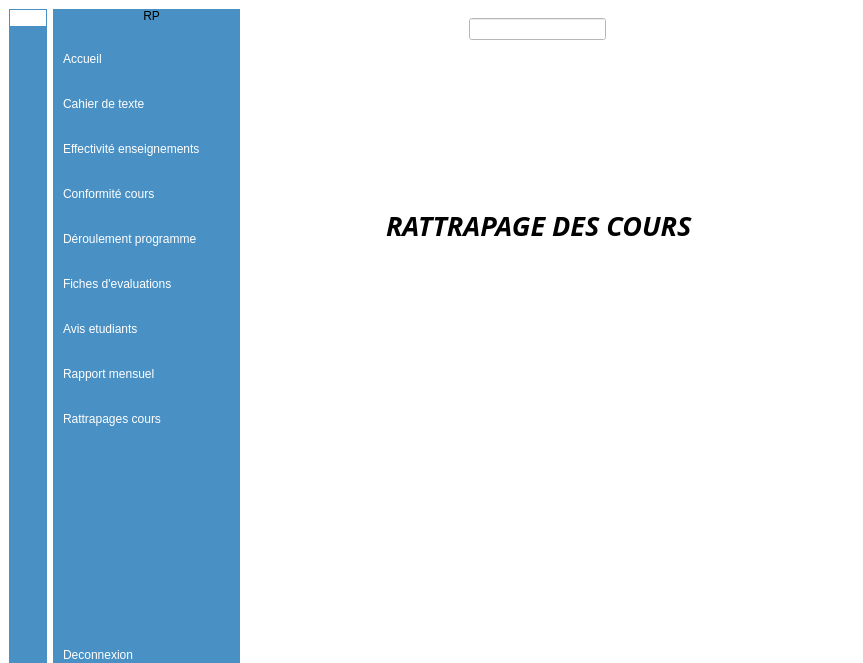
Above: accueil_RP.ui from yacinefalldiagne/EduOpps-backOffice before the change. Below: the same form after it.
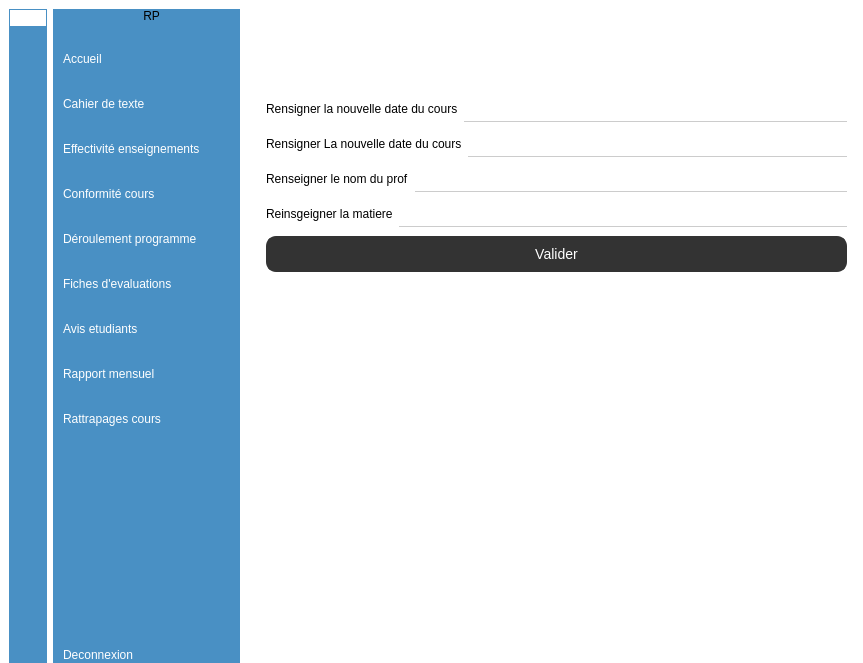
That is the form after the change. The open tabs and pages were chosen to show the change. Icons and pictures are not drawn.

Commit message: L'interface du RP

```diff
--- a/accueil_RP.ui
+++ b/accueil_RP.ui
@@ -599,41 +599,12 @@
          </property>
          <property name="sizeHint" stdset="0">
           <size>
-           <width>161</width>
+           <width>247</width>
            <height>20</height>
           </size>
          </property>
         </spacer>
        </item>
-       <item>
-        <layout class="QHBoxLayout" name="horizontalLayout_4">
-         <item>
-          <widget class="QLineEdit" name="lineEdit"/>
-         </item>
-         <item>
-          <widget class="QPushButton" name="pushButton_29">
-           <property name="styleSheet">
-            <string notr="true">	border:none;
-
-</string>
-           </property>
-           <property name="text">
-            <string/>
-           </property>
-           <property name="icon">
-            <iconset>
-             <normaloff>Images/loupe.png</normaloff>Images/loupe.png</iconset>
-           </property>
-           <property name="iconSize">
-            <size>
-             <width>20</width>
-             <height>20</height>
-            </size>
-           </property>
-          </widget>
-         </item>
-        </layout>
-       </item>
        <item>
         <spacer name="horizontalSpacer_2">
          <property name="orientation">
@@ -641,7 +612,7 @@
          </property>
          <property name="sizeHint" stdset="0">
           <size>
-           <width>161</width>
+           <width>246</width>
            <height>20</height>
           </size>
          </property>
@@ -1151,26 +1122,252 @@
        </widget>
       </widget>
       <widget class="QWidget" name="Rattrapagecours">
-       <widget class="QLabel" name="label_12">
+       <widget class="QWidget" name="widget_6" native="true">
         <property name="geometry">
          <rect>
-          <x>140</x>
-          <y>150</y>
-          <width>321</width>
-          <height>41</height>
+          <x>20</x>
+          <y>30</y>
+          <width>581</width>
+          <height>211</height>
          </rect>
         </property>
-        <property name="font">
-         <font>
-          <family>MS Gothic</family>
-          <pointsize>20</pointsize>
-          <italic>true</italic>
-          <bold>true</bold>
-         </font>
-        </property>
-        <property name="text">
-         <string>RATTRAPAGE DES COURS</string>
-        </property>
+        <widget class="QWidget" name="">
+         <property name="geometry">
+          <rect>
+           <x>0</x>
+           <y>10</y>
+           <width>581</width>
+           <height>185</height>
+          </rect>
+         </property>
+         <layout class="QVBoxLayout" name="verticalLayout_7">
+          <item>
+           <layout class="QHBoxLayout" name="horizontalLayout_25">
+            <item>
+             <widget class="QLabel" name="label_32">
+              <property name="text">
+               <string>Rensigner la nouvelle date du cours</string>
+              </property>
+             </widget>
+            </item>
+            <item>
+             <widget class="QLineEdit" name="lineEdit_17">
+              <property name="maximumSize">
+               <size>
+                <width>16777215</width>
+                <height>16777215</height>
+               </size>
+              </property>
+              <property name="baseSize">
+               <size>
+                <width>0</width>
+                <height>0</height>
+               </size>
+              </property>
+              <property name="styleSheet">
+               <string notr="true">/* Style de base pour le QLineEdit */
+QLineEdit {
+    background-color: transparent; /* Fond transparent */
+    border: none; /* Pas de bordure par défaut */
+    border-bottom: 1px solid #CCCCCC; /* Bordure en bas seulement */
+    padding: 2px; /* Espacement du texte à l'intérieur */
+    font-size: 16px; /* Taille de la police */
+    color: #333333; /* Couleur du texte */
+}
+
+/* Changement de style au survol */
+QLineEdit:hover {
+    border-bottom-color: #AAAAAA; /* Couleur de la bordure en bas au survol */
+}
+
+/* Changement de style lorsqu'il est actif/focus */
+QLineEdit:focus {
+    border-bottom-color: #007ACC; /* Couleur de la bordure en bas lorsqu'il est actif */
+}
+	
+</string>
+              </property>
+              <property name="readOnly">
+               <bool>false</bool>
+              </property>
+             </widget>
+            </item>
+           </layout>
+          </item>
+          <item>
+           <layout class="QHBoxLayout" name="horizontalLayout_20">
+            <item>
+             <widget class="QLabel" name="label_31">
+              <property name="text">
+               <string>Rensigner La nouvelle date du cours</string>
+              </property>
+             </widget>
+            </item>
+            <item>
+             <widget class="QLineEdit" name="lineEdit_16">
+              <property name="maximumSize">
+               <size>
+                <width>16777215</width>
+                <height>16777215</height>
+               </size>
+              </property>
+              <property name="baseSize">
+               <size>
+                <width>0</width>
+                <height>0</height>
+               </size>
+              </property>
+              <property name="styleSheet">
+               <string notr="true">/* Style de base pour le QLineEdit */
+QLineEdit {
+    background-color: transparent; /* Fond transparent */
+    border: none; /* Pas de bordure par défaut */
+    border-bottom: 1px solid #CCCCCC; /* Bordure en bas seulement */
+    padding: 2px; /* Espacement du texte à l'intérieur */
+    font-size: 16px; /* Taille de la police */
+    color: #333333; /* Couleur du texte */
+}
+
+/* Changement de style au survol */
+QLineEdit:hover {
+    border-bottom-color: #AAAAAA; /* Couleur de la bordure en bas au survol */
+}
+
+/* Changement de style lorsqu'il est actif/focus */
+QLineEdit:focus {
+    border-bottom-color: #007ACC; /* Couleur de la bordure en bas lorsqu'il est actif */
+}
+	</string>
+              </property>
+              <property name="readOnly">
+               <bool>false</bool>
+              </property>
+             </widget>
+            </item>
+           </layout>
+          </item>
+          <item>
+           <layout class="QHBoxLayout" name="horizontalLayout_18">
+            <item>
+             <widget class="QLabel" name="label_29">
+              <property name="text">
+               <string>Renseigner le nom du prof</string>
+              </property>
+             </widget>
+            </item>
+            <item>
+             <widget class="QLineEdit" name="lineEdit_14">
+              <property name="maximumSize">
+               <size>
+                <width>16777215</width>
+                <height>16777215</height>
+               </size>
+              </property>
+              <property name="baseSize">
+               <size>
+                <width>0</width>
+                <height>0</height>
+               </size>
+              </property>
+              <property name="styleSheet">
+               <string notr="true">/* Style de base pour le QLineEdit */
+QLineEdit {
+    background-color: transparent; /* Fond transparent */
+    border: none; /* Pas de bordure par défaut */
+    border-bottom: 1px solid #CCCCCC; /* Bordure en bas seulement */
+    padding: 2px; /* Espacement du texte à l'intérieur */
+    font-size: 16px; /* Taille de la police */
+    color: #333333; /* Couleur du texte */
+}
+
+/* Changement de style au survol */
+QLineEdit:hover {
+    border-bottom-color: #AAAAAA; /* Couleur de la bordure en bas au survol */
+}
+
+/* Changement de style lorsqu'il est actif/focus */
+QLineEdit:focus {
+    border-bottom-color: #007ACC; /* Couleur de la bordure en bas lorsqu'il est actif */
+}
+	</string>
+              </property>
+              <property name="readOnly">
+               <bool>false</bool>
+              </property>
+             </widget>
+            </item>
+           </layout>
+          </item>
+          <item>
+           <layout class="QHBoxLayout" name="horizontalLayout_19">
+            <item>
+             <widget class="QLabel" name="label_30">
+              <property name="text">
+               <string>Reinsgeigner la matiere</string>
+              </property>
+             </widget>
+            </item>
+            <item>
+             <widget class="QLineEdit" name="lineEdit_15">
+              <property name="styleSheet">
+               <string notr="true">/* Style de base pour le QLineEdit */
+QLineEdit {
+    background-color: transparent; /* Fond transparent */
+    border: none; /* Pas de bordure par défaut */
+    border-bottom: 1px solid #CCCCCC; /* Bordure en bas seulement */
+    padding: 2px; /* Espacement du texte à l'intérieur */
+    font-size: 16px; /* Taille de la police */
+    color: #333333; /* Couleur du texte */
+}
+
+/* Changement de style au survol */
+QLineEdit:hover {
+    border-bottom-color: #AAAAAA; /* Couleur de la bordure en bas au survol */
+}
+
+/* Changement de style lorsqu'il est actif/focus */
+QLineEdit:focus {
+    border-bottom-color: #007ACC; /* Couleur de la bordure en bas lorsqu'il est actif */
+}
+	</string>
+              </property>
+             </widget>
+            </item>
+           </layout>
+          </item>
+          <item>
+           <widget class="QPushButton" name="btn_rattrapage">
+            <property name="styleSheet">
+             <string notr="true">QPushButton {
+    background-color: #333333; 
+    color: #FFFFFF; 
+    border: 2px solid #333333; /* Bordure */
+    border-radius: 10px; 
+    padding: 8px 16px;
+    font-size: 14px; 
+}
+
+/* Changement de style au survol */
+QPushButton:hover {
+    background-color: #555555;
+    border-color: #555555; 
+}
+
+/* Changement de style lorsqu'on clique */
+QPushButton:pressed {
+    background-color: #222222; /* Couleur de fond lors du clic */
+    border-color: #222222; /* Bordure lors du clic */
+    color: #CCCCCC; /* Couleur du texte lors du clic */
+}
+</string>
+            </property>
+            <property name="text">
+             <string>Valider</string>
+            </property>
+           </widget>
+          </item>
+         </layout>
+        </widget>
        </widget>
       </widget>
      </widget>
@@ -1193,6 +1390,39 @@
     <string/>
    </property>
   </widget>
+  <widget class="QWidget" name="">
+   <property name="geometry">
+    <rect>
+     <x>0</x>
+     <y>0</y>
+     <width>2</width>
+     <height>2</height>
+    </rect>
+   </property>
+   <layout class="QHBoxLayout" name="horizontalLayout_17"/>
+  </widget>
+  <widget class="QWidget" name="">
+   <property name="geometry">
+    <rect>
+     <x>0</x>
+     <y>0</y>
+     <width>2</width>
+     <height>2</height>
+    </rect>
+   </property>
+   <layout class="QHBoxLayout" name="horizontalLayout_21"/>
+  </widget>
+  <widget class="QWidget" name="">
+   <property name="geometry">
+    <rect>
+     <x>0</x>
+     <y>0</y>
+     <width>2</width>
+     <height>2</height>
+    </rect>
+   </property>
+   <layout class="QHBoxLayout" name="horizontalLayout_23"/>
+  </widget>
  </widget>
  <resources/>
  <connections>
```
Left out of the diff: 831 changed lines with no effect on the pictures. The commit also changes 4 other files.
